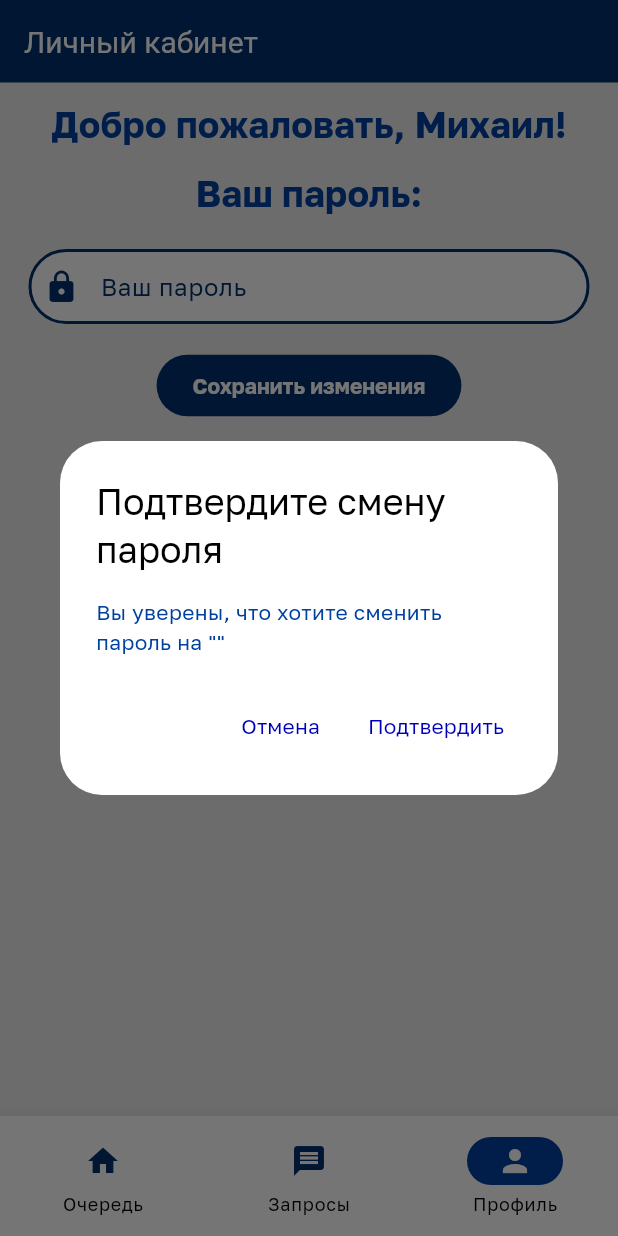
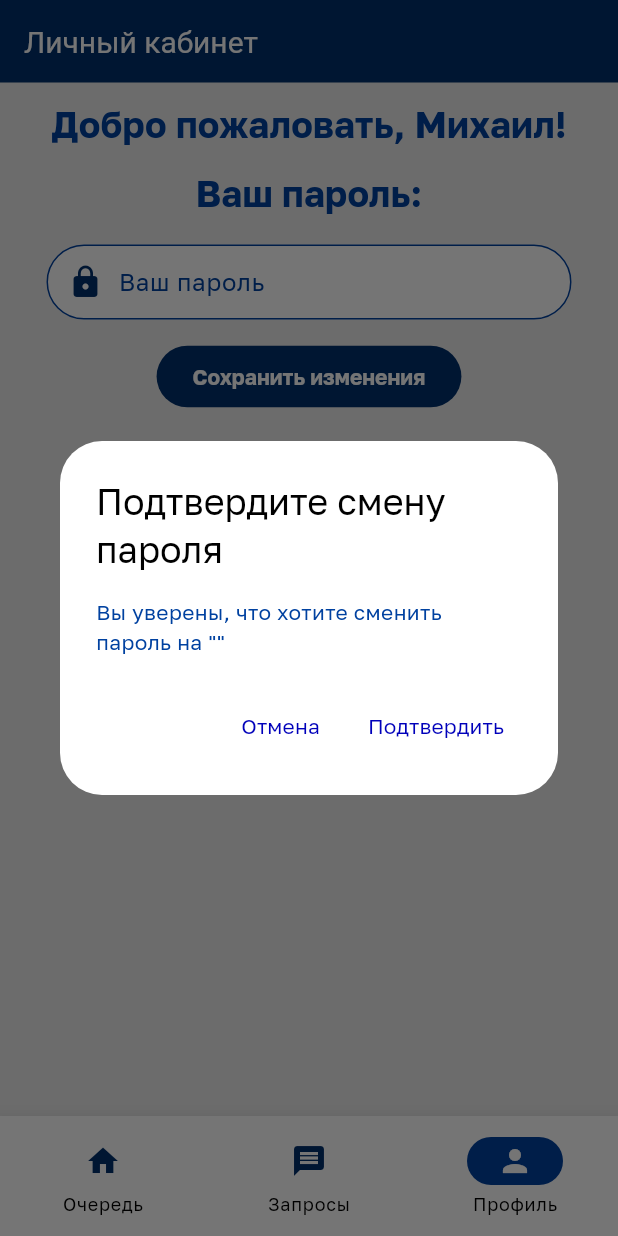
Before and after one commit to StasShevchenko/ParkingCalendar, a Flutter app: the UserProfilePage screen opened by its route, after a tap on "Сохранить изменения", on a phone screen of 412 x 824 dp. Run offline on Flutter 3.47's test engine with Material 2 defaults, Android fonts, the phone set to English and light mode, and no system bars; our stand-ins replace flutter_svg, go_router, table_calendar.

Commit message:
Update user profile page

```diff
--- a/lib/presentation/pages/user/user_profile_page/user_profile_page.dart
+++ b/lib/presentation/pages/user/user_profile_page/user_profile_page.dart
@@ -1,6 +1,4 @@
-import 'package:flutter/cupertino.dart';
 import 'package:flutter/material.dart';
-import 'package:flutter/widgets.dart';
 
 
 import '../../../../assets/colors/app_colors.dart';
@@ -15,12 +13,12 @@ class UserProfilePage extends StatefulWidget {
 
 class _UserProfilePageState extends State<UserProfilePage>  {
 
-  String? _intext;
-  TextEditingController inputtextField = TextEditingController();
+  String? _passwordText;
+  TextEditingController passwordFieldController = TextEditingController();
   void _processText() {
 
     setState(() {
-      _intext = inputtextField.text;
+      _passwordText = passwordFieldController.text;
     });
   }
 
@@ -47,40 +45,38 @@ class _UserProfilePageState extends State<UserProfilePage>  {
                 ),
               ),
             ),
+
             Text(
               'Ваш пароль:',
               style: Theme.of(context).textTheme.titleMedium,
               textAlign: TextAlign.center,
             ),
-            Padding(
-              padding: const EdgeInsets.all(19.0),
+            const SizedBox(
+              height: 16,
+            ),
+            ConstrainedBox(
+              constraints: const BoxConstraints(
+                  maxWidth: 350
+              ),
               child: TextField(
-                controller: inputtextField,
+                controller: passwordFieldController,
+                textInputAction: TextInputAction.done,
+                onTapOutside: (_) => FocusScope.of(context).unfocus(),
+                obscureText: false,
                 decoration: InputDecoration(
-
-                  prefixIcon: const Icon(Icons.lock),
-                  prefixIconColor: AppColors.primaryBlue,
-
-                  labelText: 'Ваш пароль',
-                  labelStyle: TextStyle(color: AppColors.primaryBlue),
-                  enabledBorder: OutlineInputBorder(
-                    borderSide: BorderSide(
-                      color: AppColors.primaryBlue,
-                      width: 2.0
+                    prefixIconColor: AppColors.primaryBlue,
+                    prefixIcon: const Padding(
+                      padding: EdgeInsets.only(
+                        left: 8.0,
+                      ),
+                      child: Icon(Icons.lock),
                     ),
-                    borderRadius: BorderRadius.circular(32),
-                  ),
-                  focusedBorder: OutlineInputBorder(
-                    borderSide: BorderSide(
-                   color: AppColors.primaryBlue,
-                  width: 2.0
-                  ),
-                  borderRadius: BorderRadius.circular(32),
-                  ),
-                ),
+                    labelText: 'Ваш пароль'),
               ),
             ),
-
+            const SizedBox(
+              height: 16,
+            ),
             ElevatedButton (
              child: const Text('Сохранить изменения'),
 
@@ -92,7 +88,7 @@ class _UserProfilePageState extends State<UserProfilePage>  {
                       AlertDialog(
                         title: const Text('Подтвердите смену пароля'),
                         content: Text(
-                            'Вы уверены, что хотите сменить пароль на "$_intext"'),
+                            'Вы уверены, что хотите сменить пароль на "$_passwordText"'),
 
                         actions: <Widget>[
                           TextButton(
```
